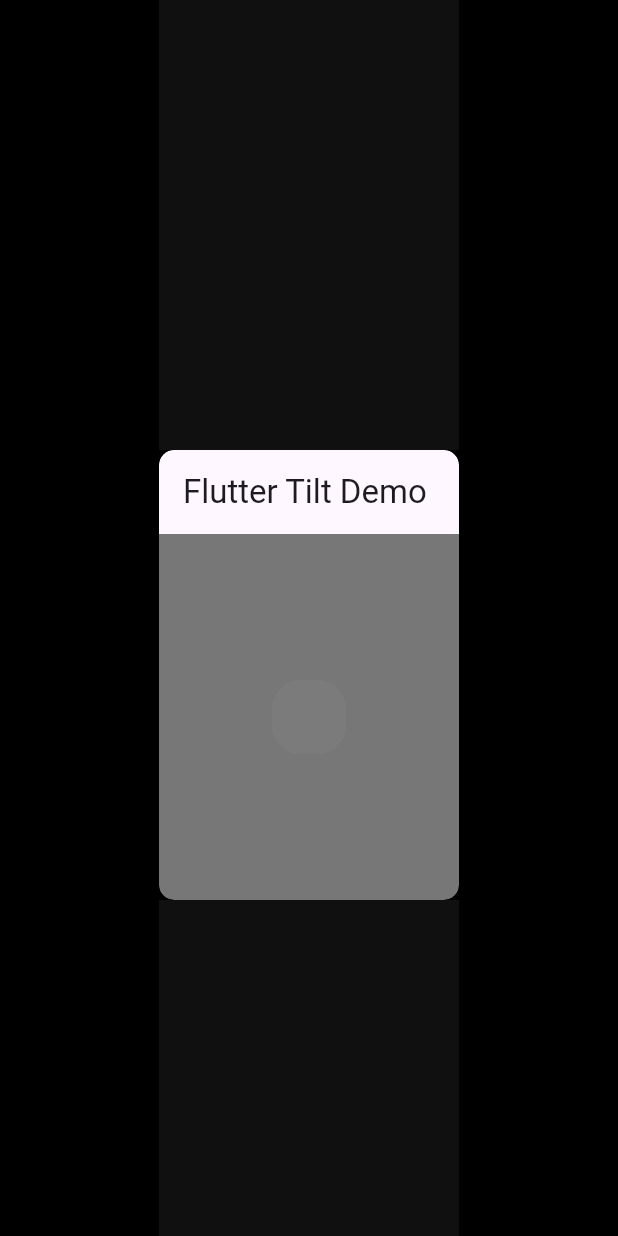
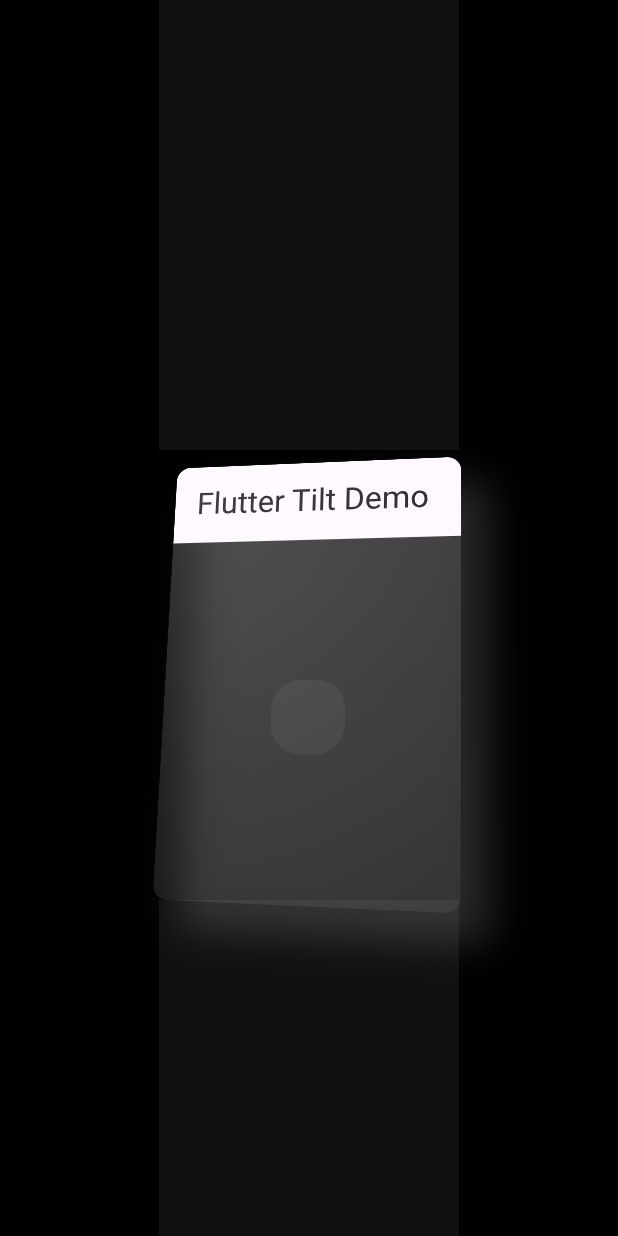
Before and after one commit to fluttercandies/flutter_tilt, a Flutter app: the screen it shows after launch, on a phone screen of 412 x 824 dp. Run offline on Flutter 3.47's test engine with Material 2 defaults, Android fonts, the phone set to English and light mode, and no system bars.

Commit message:
update: example

```diff
--- a/example/lib/main.dart
+++ b/example/lib/main.dart
@@ -53,7 +53,15 @@ class Demo extends StatelessWidget {
                   ),
                 ),
                 Tilt(
+                  initTilt: Offset(-1, -1),
+                  direction: [
+                    TiltDirection.bottom,
+                    TiltDirection(0.1, 0.1),
+                    TiltDirection.left
+                  ],
                   borderRadius: BorderRadius.circular(10),
+                  lightConfig: LightConfig(direction: LightDirection.all),
+                  shadowConfig: ShadowConfig(direction: ShadowDirection.all),
                   child: Builder(
                     builder: (context) {
                       print('Demo Build');
@@ -61,7 +69,7 @@ class Demo extends StatelessWidget {
                         width: 200,
                         height: 300,
                         child: Scaffold(
-                          backgroundColor: const Color(0xFF777777),
+                          backgroundColor: const Color(0x20777777),
                           appBar:
                               AppBar(title: const Text('Flutter Tilt Demo')),
                           body: Center(
```
